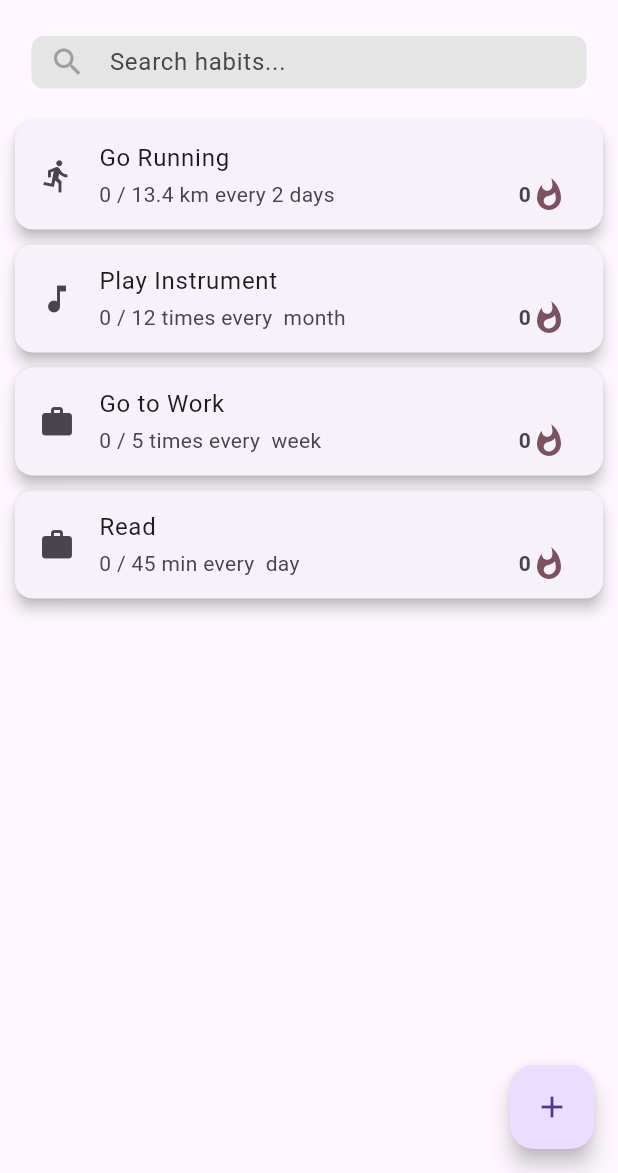
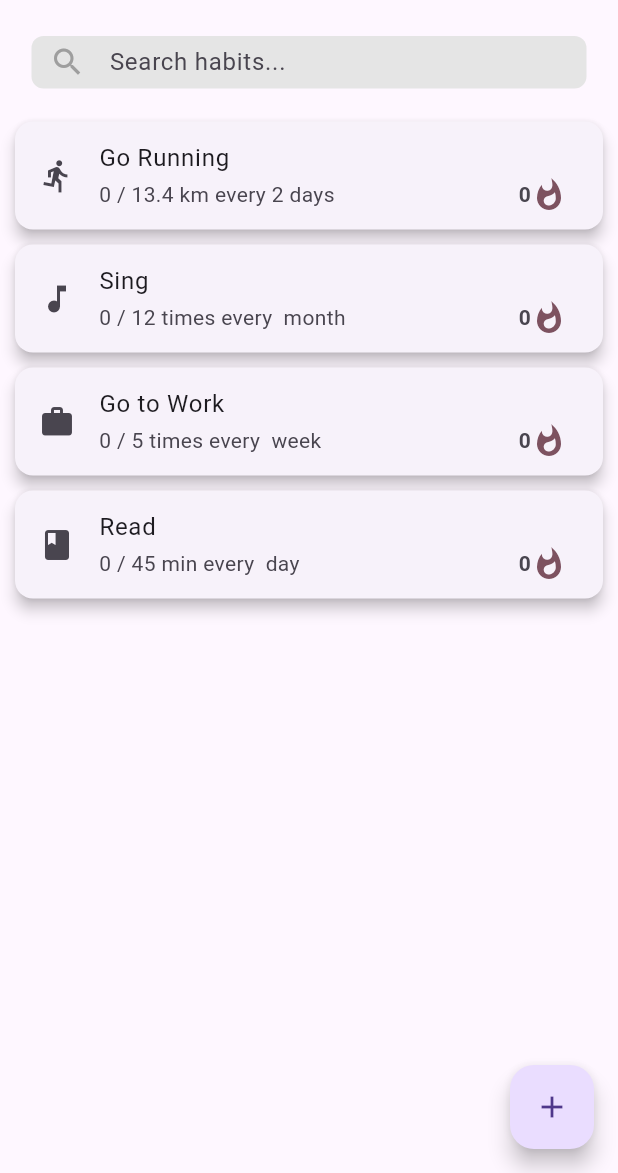
Before and after one commit to FloC0ding/HCI_habit_tracker, a Flutter app: the screen it shows after launch, on a phone screen of 412 x 824 dp, the part 63-1236 px from its top. Run offline on Flutter 3.47's test engine with Material 3 defaults, Android fonts, the phone set to English and light mode, and no system bars; drawn by our look-alikes of dynamic_color, flutter_slidable.

Commit message:
Changed default habits

```diff
--- a/App 2/lib/main.dart
+++ b/App 2/lib/main.dart
@@ -102,8 +102,8 @@ class _HabitTrackerPageState extends State<HabitTrackerPage> {
         requiredTime: 2,
         streak: 0),
     Habit(
-        title: "Play Instrument",
-        description: "Play Instrument",
+        title: "Sing",
+        description: "Sing",
         value: 0,
         iconData: Icons.music_note,
         unit: "times",
@@ -125,7 +125,7 @@ class _HabitTrackerPageState extends State<HabitTrackerPage> {
         title: "Read",
         description: "Read",
         value: 0,
-        iconData: Icons.work,
+        iconData: Icons.book,
         unit: "min",
         requiredValue: 45,
         timeUnit: "days",
```
